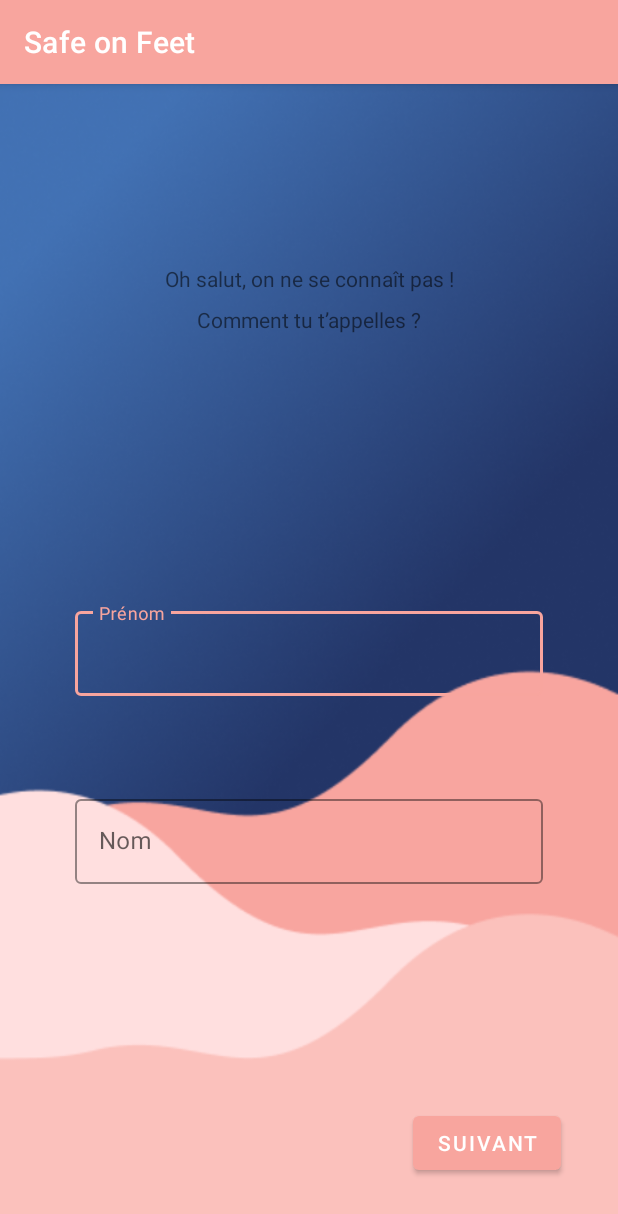
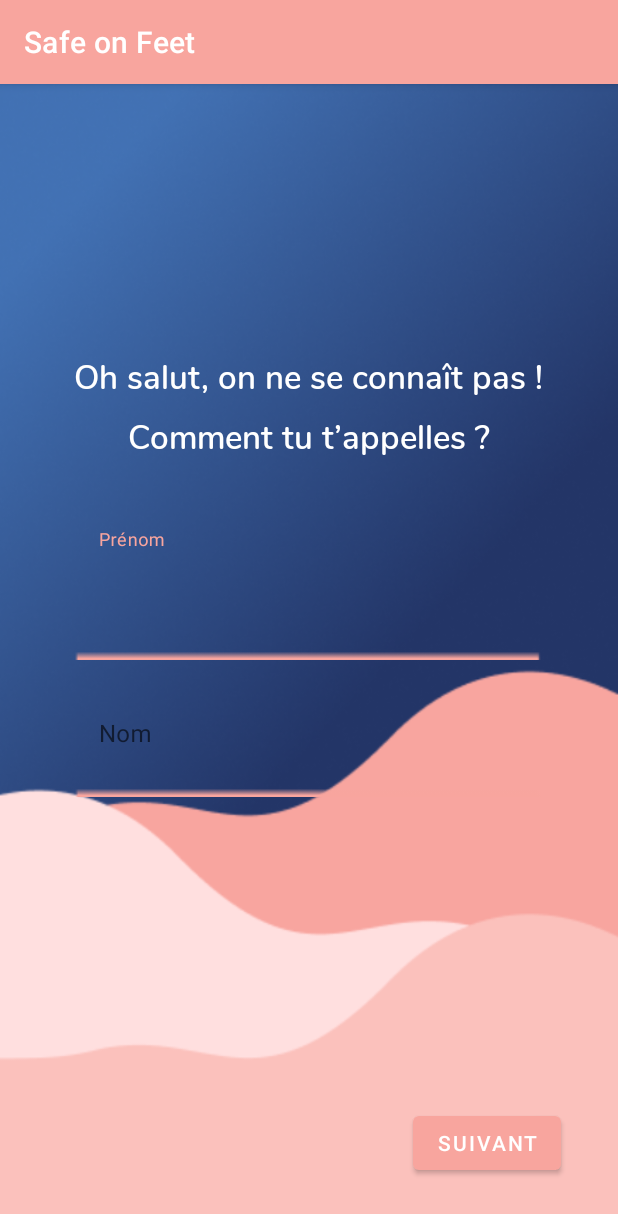
Before and after one commit to HimeShaman/kotlin_nav, an Android app: the SubscriptionScreen1 screen opened directly, with no data from a screen before it, on a phone screen of 412 x 824 dp. Shown: the top 1214 px of the screen. Run offline under Robolectric (Android 15) with nearby library versions, the phone set to English and light mode, and no system bars.

Commit message:
set textInput background

```diff
--- a/app/src/main/res/layout/activity_subscription_screen1.xml
+++ b/app/src/main/res/layout/activity_subscription_screen1.xml
@@ -13,15 +13,17 @@
         android:layout_height="wrap_content"
         android:layout_marginTop="8dp"
         android:text="@string/subscription1_text2"
+        style="@style/NunitoSemi22"
         app:layout_constraintEnd_toEndOf="parent"
         app:layout_constraintStart_toStartOf="parent"
         app:layout_constraintTop_toBottomOf="@+id/textView3" />
 
     <TextView
         android:id="@+id/textView3"
+        style="@style/NunitoSemi22"
         android:layout_width="wrap_content"
         android:layout_height="0dp"
-        android:layout_marginTop="120dp"
+        android:layout_marginTop="179dp"
         android:text="@string/subscription1_text1"
         app:layout_constraintEnd_toEndOf="parent"
         app:layout_constraintStart_toStartOf="parent"
@@ -33,11 +35,10 @@
         android:layout_width="match_parent"
         android:layout_height="wrap_content"
         android:layout_marginStart="50dp"
+        android:layout_marginTop="45dp"
         android:layout_marginEnd="50dp"
-        android:layout_marginBottom="160dp"
         android:hint="@string/first_name_hint"
         app:errorEnabled="true"
-        app:layout_constraintBottom_toBottomOf="parent"
         app:layout_constraintEnd_toEndOf="parent"
         app:layout_constraintStart_toStartOf="parent"
         app:layout_constraintTop_toBottomOf="@+id/textView4">
@@ -58,9 +59,8 @@
         android:layout_width="match_parent"
         android:layout_height="wrap_content"
         android:layout_marginStart="50dp"
-        android:layout_marginTop="8dp"
         android:layout_marginEnd="50dp"
-        android:layout_marginBottom="180dp"
+        android:layout_marginBottom="289dp"
         android:hint="@string/last_name_hint"
         app:errorEnabled="true"
         app:layout_constraintBottom_toBottomOf="parent"
--- a/app/src/main/res/values/styles.xml
+++ b/app/src/main/res/values/styles.xml
@@ -11,8 +11,9 @@
     <style name="CustomButton" parent="Widget.MaterialComponents.Button">
         <item name="backgroundTint">?attr/colorPrimary</item>
     </style>
-    <style name="TextInput" parent="Widget.MaterialComponents.TextInputLayout.OutlinedBox">
-        <item name="boxStrokeColor">@color/colorPrimary</item>
+    <style name="TextInput" parent="Widget.MaterialComponents.TextInputLayout.FilledBox">
+        <item name="boxBackgroundMode">none</item>
+        <item name="android:background">@drawable/text_view_background</item>
     </style>
     <style name="TextArea" parent="Widget.MaterialComponents.TextInputLayout.FilledBox">
         <item name="boxBackgroundColor">@color/colorPrimary</item>
@@ -24,4 +25,10 @@
         <item name="windowNoTitle">true</item>
         <item name="android:windowDisablePreview">true</item>
     </style>
+    <!-- Font styles -->
+    <style name="NunitoSemi22">
+        <item name="android:fontFamily">@font/nunito_semibold</item>
+        <item name="android:textSize">22dp</item>
+        <item name="android:textColor">@color/colorWhite</item>
+    </style>
 </resources>
```
Also changed, not shown: app/src/main/java/com/equipe4/apptest/subscription/SubscriptionScreen2.kt (line endings or trailing spaces), app/src/main/res/drawable-mdpi/text_view_background.png (added).
